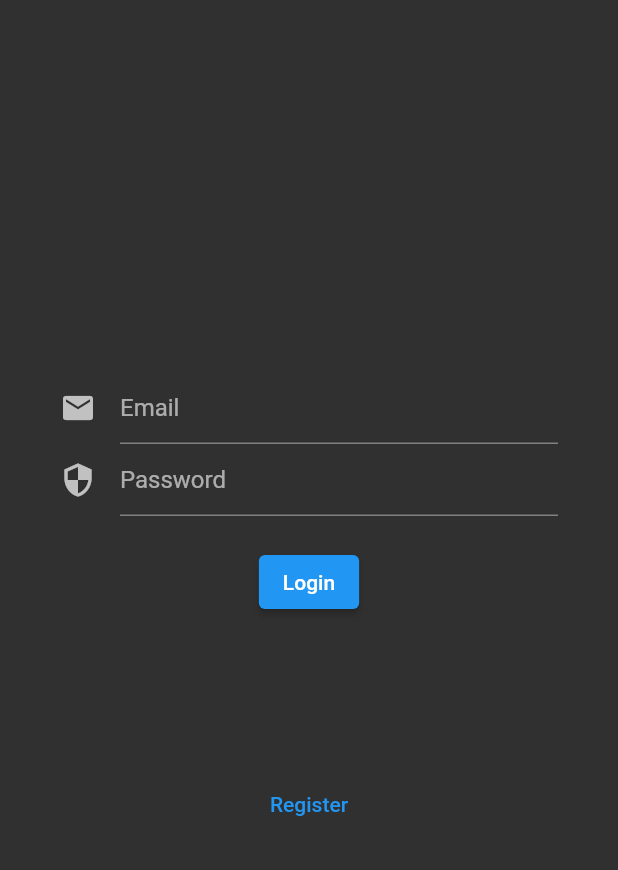
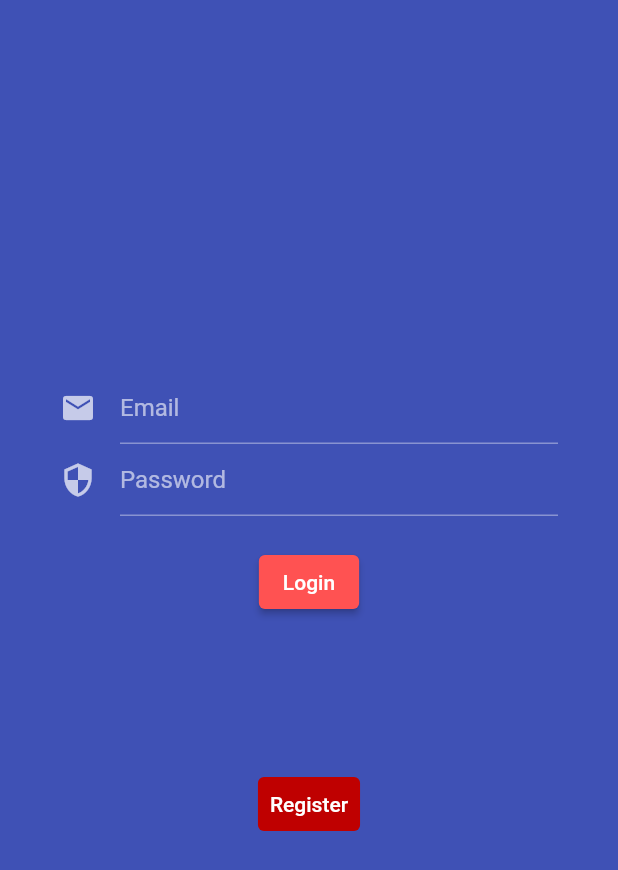
Before and after one commit to bahaby/MoneyWatcher, a Flutter app: the screen it shows after launch, on a phone screen of 412 x 824 dp. Shown: the top 870 px of the screen. Run offline on Flutter 3.47's test engine with Material 2 defaults, Android fonts, the phone set to English and light mode, and no system bars; our stand-ins replace bloc, equatable, flutter_bloc, get_it, jwt_decoder, shared_preferences.

Commit message:
Update Frontend

```diff
--- a/lib/main.dart
+++ b/lib/main.dart
@@ -47,7 +47,27 @@ class MyApp extends StatelessWidget {
         )
       ],
       child: MaterialApp(
-        theme: ThemeData.dark(),
+        theme: ThemeData.dark().copyWith(
+          primaryColor: Color(0xff3F51B5),
+          backgroundColor: Color(0xff3F51B5),
+          scaffoldBackgroundColor: Color(0xff3F51B5),
+          elevatedButtonTheme: ElevatedButtonThemeData(
+            style: ButtonStyle(
+                backgroundColor: MaterialStateProperty.all(Color(0xffFF5252))),
+          ),
+          floatingActionButtonTheme:
+              FloatingActionButtonThemeData(backgroundColor: Color(0xffFF5252)),
+          tabBarTheme: TabBarTheme(
+            indicator: ShapeDecoration(
+              shape: RoundedRectangleBorder(
+                borderRadius: BorderRadius.only(
+                    topRight: Radius.circular(15),
+                    topLeft: Radius.circular(15)),
+              ),
+              color: Color(0xffFF5252),
+            ),
+          ),
+        ),
         navigatorKey: _navigatorKey,
         title: 'Material App',
         initialRoute: (storageService.isJwtTokenValid())
--- a/lib/ngrok_id.dart
+++ b/lib/ngrok_id.dart
@@ -1,5 +1 @@
-<<<<<<< HEAD
-const NGROK_ID = '76d71dde5dfb';
-=======
-const NGROK_ID = '5a9c30445862';
->>>>>>> 4f7d9203e1a09e4bafe7c9365a159395cc61b349
+const NGROK_ID = 'f9f16d529699';
--- a/lib/page/home_page.dart
+++ b/lib/page/home_page.dart
@@ -2,12 +2,9 @@ import 'package:flutter/material.dart';
 import 'package:intl/intl.dart';
 import 'package:money_watcher/bloc/app/app_bloc.dart';
 import 'package:money_watcher/bloc/budget/budget_bloc.dart';
-import 'package:money_watcher/bloc/budget/budget_detail/budget_detail_bloc.dart';
-import 'package:money_watcher/bloc/budget/budget_form/budget_form_bloc.dart';
 import 'package:money_watcher/model/category.dart';
 import 'package:money_watcher/page/add_update_budget_page.dart';
 import 'package:money_watcher/page/loading_page.dart';
-import 'package:money_watcher/service/budget_service.dart';
 import 'package:money_watcher/service/local_storage_service.dart';
 import 'package:money_watcher/service_locator.dart';
 import 'package:flutter_bloc/flutter_bloc.dart';
--- a/lib/page/login_page.dart
+++ b/lib/page/login_page.dart
@@ -106,10 +106,12 @@ class LoginPage extends StatelessWidget {
 
   Widget _registerPageLink(BuildContext context) {
     return TextButton(
+        style: ButtonStyle(
+            backgroundColor: MaterialStateProperty.all(Color(0xffbf0000))),
         onPressed: () {
           Navigator.of(context).pushReplacementNamed(RegisterPage.routeName);
         },
-        child: Text("Register"));
+        child: Text("Register", style: TextStyle(color: Colors.white)));
   }
 
   void _showSnackBar(BuildContext context, String message) {
--- a/lib/widget/daily_budgets/budget_day_item_widget.dart
+++ b/lib/widget/daily_budgets/budget_day_item_widget.dart
@@ -13,11 +13,7 @@ class BudgetDayItemWidget extends StatelessWidget {
   Widget build(BuildContext context) {
     return Card(
       color: Colors.grey[900],
-      shape: RoundedRectangleBorder(
-        side: BorderSide(color: Colors.black, width: 1),
-        borderRadius: BorderRadius.zero,
-      ),
-      margin: EdgeInsets.only(top: 0),
+      margin: EdgeInsets.only(top: 3),
       child: ListTile(
         onTap: () {
           Navigator.pushNamed(
--- a/lib/widget/daily_budgets/budget_day_widget.dart
+++ b/lib/widget/daily_budgets/budget_day_widget.dart
@@ -18,10 +18,6 @@ class BudgetDayWidget extends StatelessWidget {
         children: [
           Card(
             margin: EdgeInsets.zero,
-            shape: RoundedRectangleBorder(
-              side: BorderSide(color: Colors.black, width: 1),
-              borderRadius: BorderRadius.zero,
-            ),
             child: ListTile(
               visualDensity: VisualDensity(horizontal: 0, vertical: -3),
               contentPadding: EdgeInsets.symmetric(vertical: 0, horizontal: 10),
@@ -53,7 +49,7 @@ class BudgetDayWidget extends StatelessWidget {
                       model.dayExpense.toStringAsFixed(2) + ' ₺',
                       textAlign: TextAlign.end,
                       style: TextStyle(
-                        color: Colors.red,
+                        color: Color(0xffFF5252),
                       ),
                     ),
                   ),
```
Also changed, not shown: lib/widget/budget_overall_widget.dart (+4 -3 lines), lib/widget/weekly_budgets/budget_week_item_widget.dart (+2 -5 lines).
